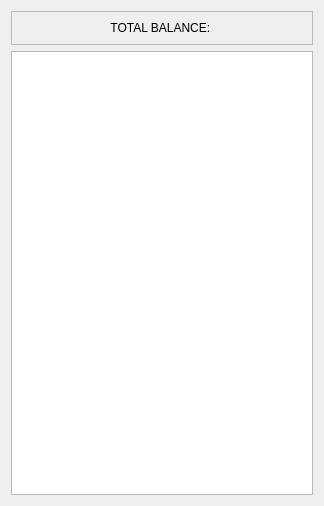
Before: the Qt Designer form src/gui/ui/statisticswindow.ui in pylipp/financeager, drawn with Qt 5.
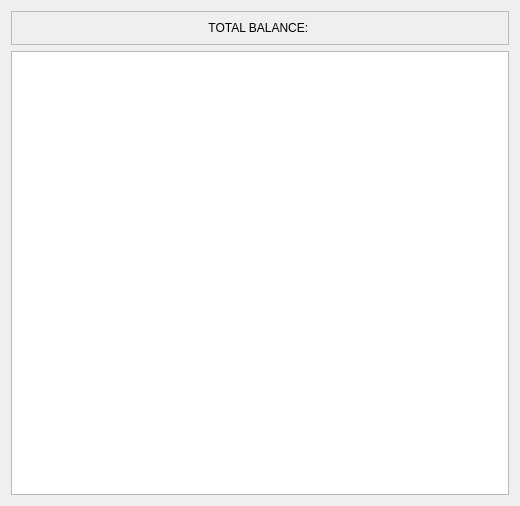
After: the same form once the commit is applied.

Commit message: Implemented third column in StatisticsWindow that shows the monthly difference between expenditures and receipts. Some minor code cleanup and commenting done. Also started moving global variables to __init__ instead of src/settings

Diff of the .ui file:
```diff
--- a/src/gui/ui/statisticswindow.ui
+++ b/src/gui/ui/statisticswindow.ui
@@ -6,7 +6,7 @@
    <rect>
     <x>0</x>
     <y>0</y>
-    <width>324</width>
+    <width>520</width>
     <height>506</height>
    </rect>
   </property>
```
The commit also changes 2 other files.
